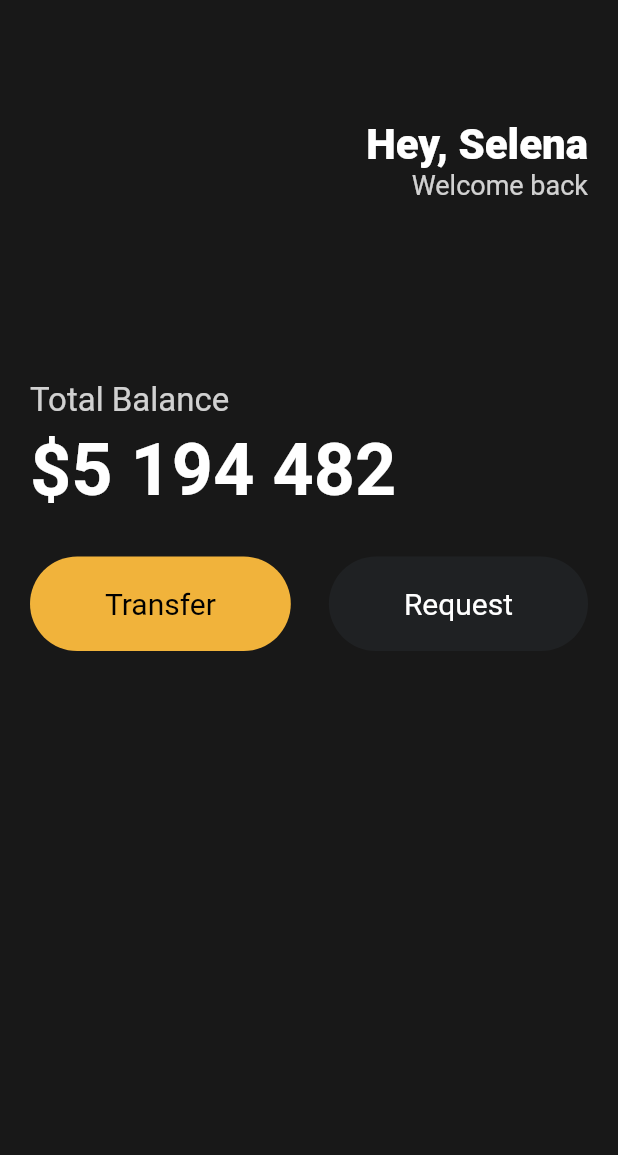
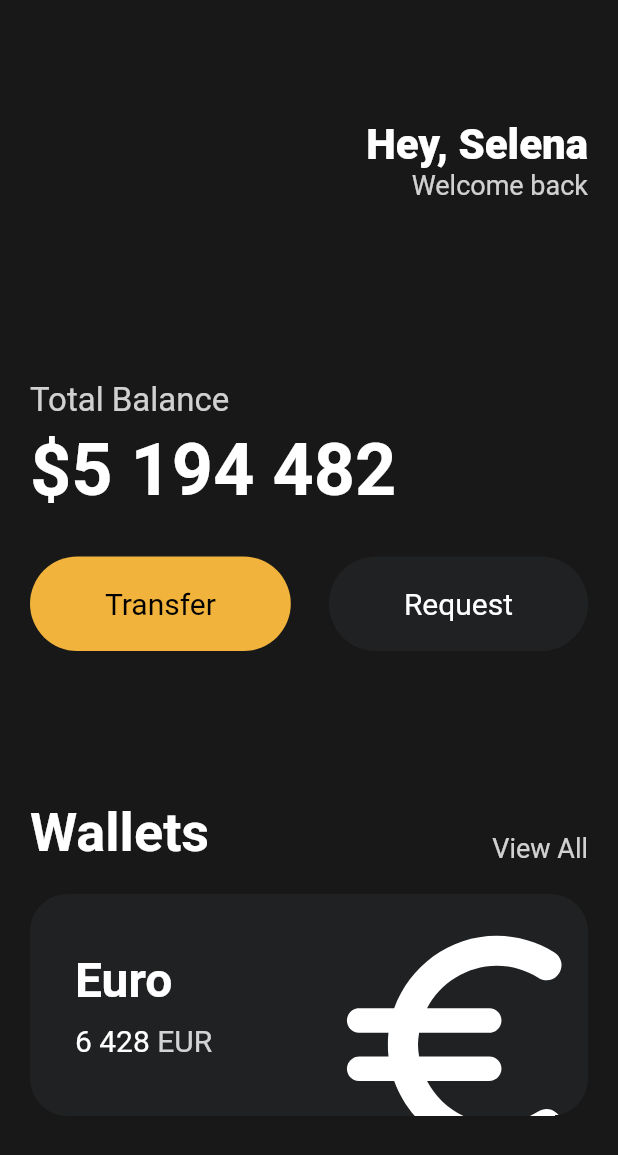
Before and after one commit to cheo419/serachToon, a Flutter app: the screen it shows after launch, on a phone screen of 412 x 824 dp. Shown: the top 1155 px of the screen. Run offline on Flutter 3.47's test engine with Material 2 defaults, Android fonts, the phone set to English and light mode, and no system bars.

Commit message:
Card , Icons and transforms

```diff
--- a/lib/main.dart
+++ b/lib/main.dart
@@ -84,7 +84,97 @@
                   textColor: Colors.white,
                 ),
               ],
-            )
+            ),
+            const SizedBox(
+              height: 100,
+            ),
+            Row(
+              crossAxisAlignment: CrossAxisAlignment.end,
+              mainAxisAlignment: MainAxisAlignment.spaceBetween,
+              children: [
+                const Text(
+                  'Wallets',
+                  style: TextStyle(
+                    color: Colors.white,
+                    fontSize: 36,
+                    fontWeight: FontWeight.w600,
+                  ),
+                ),
+                Text(
+                  'View All',
+                  style: TextStyle(
+                    color: Colors.white.withOpacity(0.8),
+                    fontSize: 18,
+                  ),
+                ),
+              ],
+            ),
+            const SizedBox(
+              height: 20,
+            ),
+            Container(
+              clipBehavior: Clip.hardEdge,
+              decoration: BoxDecoration(
+                color: const Color(0xFF1F2123),
+                borderRadius: BorderRadius.circular(25),
+              ),
+              child: Padding(
+                padding: const EdgeInsets.all(30),
+                child: Row(
+                  mainAxisAlignment: MainAxisAlignment.spaceBetween,
+                  children: [
+                    Column(
+                      crossAxisAlignment: CrossAxisAlignment.start,
+                      children: [
+                        const Text(
+                          'Euro',
+                          style: TextStyle(
+                            color: Colors.white,
+                            fontSize: 32,
+                            fontWeight: FontWeight.w600,
+                          ),
+                        ),
+                        const SizedBox(
+                          height: 10,
+                        ),
+                        Row(
+                          children: [
+                            const Text(
+                              '6 428',
+                              style: TextStyle(
+                                color: Colors.white,
+                                fontSize: 20,
+                              ),
+                            ),
+                            const SizedBox(
+                              width: 5,
+                            ),
+                            Text(
+                              'EUR',
+                              style: TextStyle(
+                                color: Colors.white.withOpacity(0.8),
+                                fontSize: 20,
+                              ),
+                            ),
+                          ],
+                        )
+                      ],
+                    ),
+                    Transform.scale(
+                      scale: 2.2,
+                      child: Transform.translate(
+                        offset: const Offset(-5, 12),
+                        child: const Icon(
+                          Icons.euro_rounded,
+                          color: Colors.white,
+                          size: 88,
+                        ),
+                      ),
+                    )
+                  ],
+                ),
+              ),
+            ),
           ],
         ),
       ),
```
